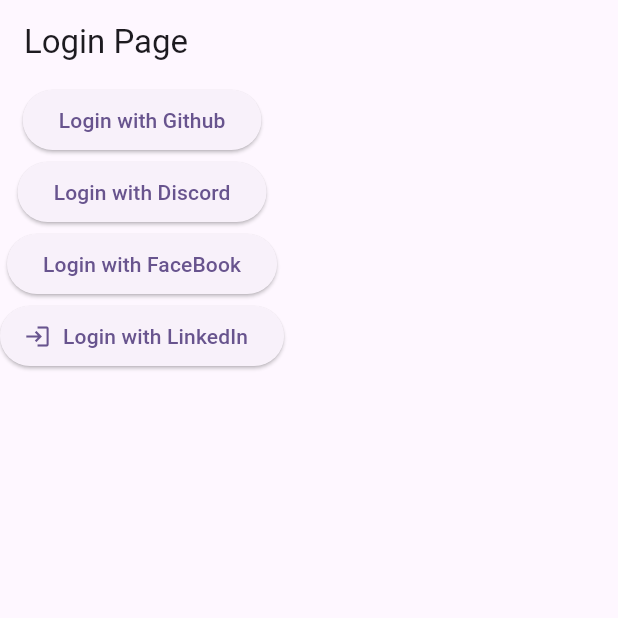
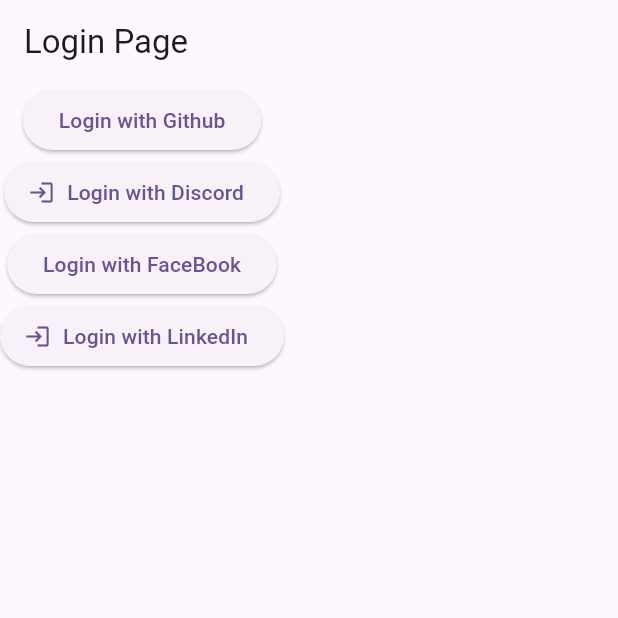
Before and after one commit to raman04-byte/appwrite_oAuth_testing, a Flutter app: the screen it shows after launch, on a phone screen of 412 x 824 dp, the top half of it. Run offline on Flutter 3.47's test engine with Material 3 defaults, Android fonts, the phone set to English and light mode, and no system bars; our stand-ins replace appwrite.

Commit message:
New Update

```diff
--- a/lib/login.dart
+++ b/lib/login.dart
@@ -1,8 +1,6 @@
 import 'package:flutter/material.dart';
 import 'package:testing/common/other/loading_elevated_button.dart';
 import 'package:testing/globals/appwrite.dart';
-import 'package:testing/services/notification_service.dart';
-import 'package:testing/common/other/loading_elevated_button.dart';
 
 class LoginPage extends StatefulWidget {
   const LoginPage({super.key});
@@ -21,12 +19,15 @@ class _LoginPageState extends State<LoginPage> {
       body: Column(
         children: [
           ElevatedButton(
-              onPressed: () async{
+              onPressed: () async {
                 await Appwrite.loginWithGitHub();
               },
               child: const Text('Login with Github')),
-          ElevatedButton(
-              onPressed: () {}, child: const Text('Login with Discord')),
+          LoadingElevatedButton(
+            onPressed: () async {},
+            label: const Text('Login with Discord'),
+            icon: const Icon(Icons.login),
+          ),
           ElevatedButton(
               onPressed: () {}, child: const Text('Login with FaceBook')),
           LoadingElevatedButton(
```
